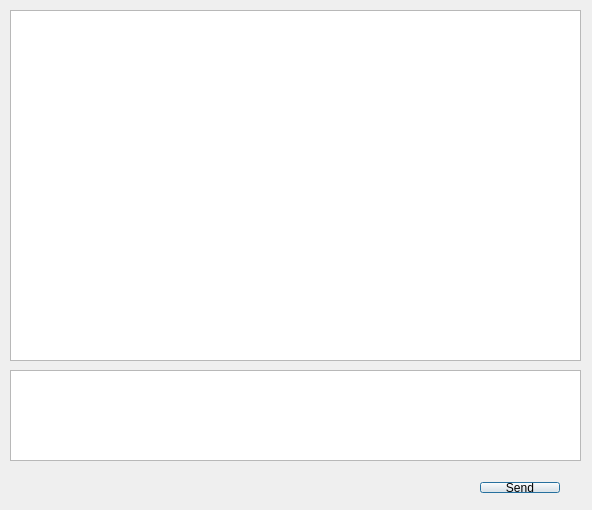
The window that highperformenceserver/group_chat/ui/GroupChat/chatdialog.ui (huntinux/unpvol1) describes before a commit, drawn with Qt 5.
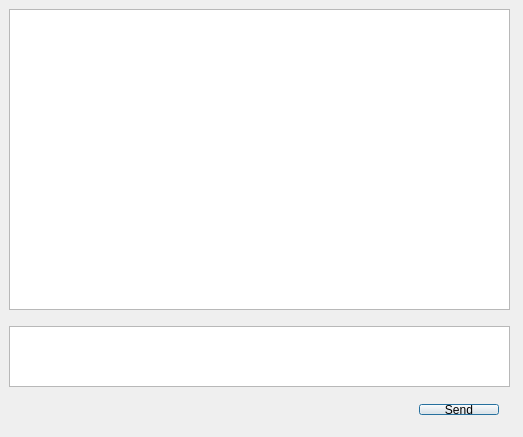
The same window after the commit.

Patch:
```diff
--- a/highperformenceserver/group_chat/ui/GroupChat/chatdialog.ui
+++ b/highperformenceserver/group_chat/ui/GroupChat/chatdialog.ui
@@ -6,8 +6,8 @@
    <rect>
     <x>0</x>
     <y>0</y>
-    <width>592</width>
-    <height>510</height>
+    <width>523</width>
+    <height>437</height>
    </rect>
   </property>
   <property name="windowTitle">
@@ -16,29 +16,19 @@
   <widget class="QTextEdit" name="historyTextEdit">
    <property name="geometry">
     <rect>
-     <x>10</x>
-     <y>10</y>
-     <width>571</width>
-     <height>351</height>
+     <x>9</x>
+     <y>9</y>
+     <width>501</width>
+     <height>301</height>
     </rect>
    </property>
   </widget>
-  <widget class="QTextEdit" name="sendTextEdit">
+  <widget class="QWidget" name="layoutWidget">
    <property name="geometry">
     <rect>
-     <x>10</x>
-     <y>370</y>
-     <width>571</width>
-     <height>91</height>
-    </rect>
-   </property>
-  </widget>
-  <widget class="QWidget" name="">
-   <property name="geometry">
-    <rect>
-     <x>20</x>
-     <y>471</y>
-     <width>551</width>
+     <x>9</x>
+     <y>393</y>
+     <width>501</width>
      <height>33</height>
     </rect>
    </property>
@@ -65,6 +55,16 @@
     </item>
    </layout>
   </widget>
+  <widget class="QTextEdit" name="sendTextEdit">
+   <property name="geometry">
+    <rect>
+     <x>9</x>
+     <y>326</y>
+     <width>501</width>
+     <height>61</height>
+    </rect>
+   </property>
+  </widget>
  </widget>
  <layoutdefault spacing="6" margin="11"/>
  <tabstops>
```
Left out of the diff: 1 changed line with no effect on the pictures.
